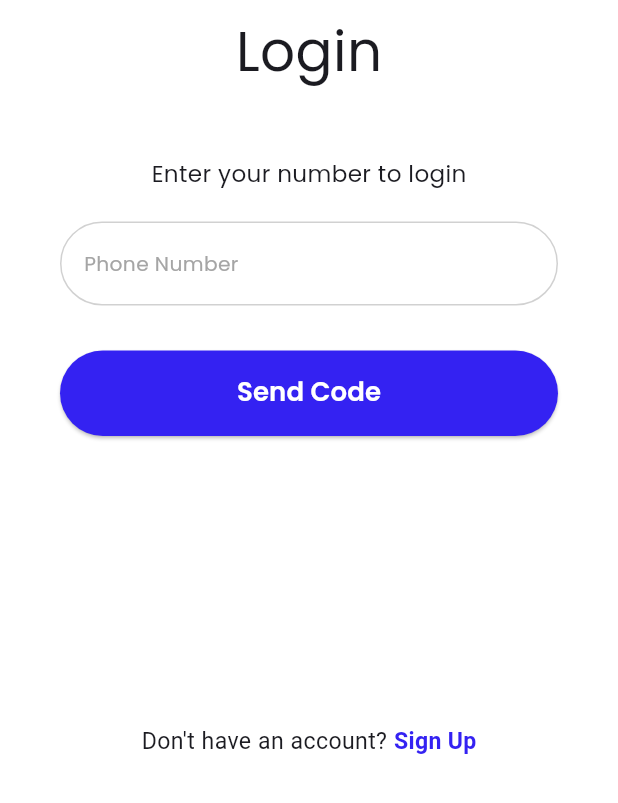
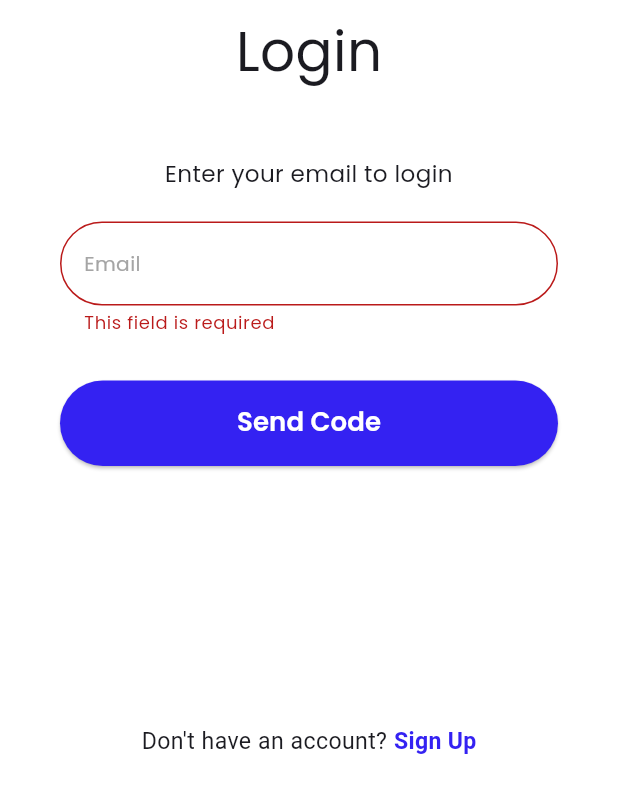
Before and after one commit to AmmarZeineh/mashena_rider, a Flutter app: the LoginView screen opened by its route, after a tap on "Send Code", on a phone screen of 412 x 824 dp, the part 433-1236 px from its top. Run offline on Flutter 3.47's test engine with Material 3 defaults, Android fonts, the phone set to English and light mode, and no system bars; our stand-ins replace connectivity_plus, dio, dots_indicator, flutter_dotenv, flutter_screenutil, get_it and 3 more; accounts and stored records are empty.

Commit message:
change login to email and add validator

```diff
--- a/lib/app/config/env.dart
+++ b/lib/app/config/env.dart
@@ -1,8 +1,10 @@
+import 'package:flutter_dotenv/flutter_dotenv.dart';
+
 final class Env {
   const Env._();
 
-  // بدّلها لاحقاً بـ --dart-define إذا بدك
-  static const String baseUrl = 'https://api.example.com';
+  static String get baseUrl => dotenv.env['BASE_URL'] ?? '';
+  static String get apiKey => dotenv.env['API_KEY'] ?? '';
 
   static const Duration connectTimeout = Duration(seconds: 15);
   static const Duration receiveTimeout = Duration(seconds: 20);
--- /dev/null
+++ b/lib/core/enums/validation_error.dart
@@ -0,0 +1,9 @@
+enum ValidationError {
+  requiredField,
+  invalidEmail,
+  weakPassword,
+  invalidPhone,
+  minLength,
+  maxLength,
+  otpInvalid,
+}
--- a/lib/core/l10n/app_localizations.dart
+++ b/lib/core/l10n/app_localizations.dart
@@ -229,6 +229,24 @@ abstract class S {
   /// **'Enter your number to login'**
   String get enterYourNumberLogin;
 
+  /// No description provided for @enterYourNumberRegister.
+  ///
+  /// In en, this message translates to:
+  /// **'Enter your number to sign up'**
+  String get enterYourNumberRegister;
+
+  /// No description provided for @enterYourEmailLogin.
+  ///
+  /// In en, this message translates to:
+  /// **'Enter your email to login'**
+  String get enterYourEmailLogin;
+
+  /// No description provided for @enterYourEmailRegister.
+  ///
+  /// In en, this message translates to:
+  /// **'Enter your email to sign up'**
+  String get enterYourEmailRegister;
+
   /// No description provided for @authRegister.
   ///
   /// In en, this message translates to:
@@ -445,11 +463,11 @@ abstract class S {
   /// **'Name'**
   String get profileName;
 
-  /// No description provided for @profileEmail.
+  /// No description provided for @email.
   ///
   /// In en, this message translates to:
   /// **'Email'**
-  String get profileEmail;
+  String get email;
 
   /// No description provided for @profileLanguage.
   ///
@@ -612,6 +630,48 @@ abstract class S {
   /// In en, this message translates to:
   /// **'Cache error'**
   String get cacheError;
+
+  /// No description provided for @validationRequired.
+  ///
+  /// In en, this message translates to:
+  /// **'This field is required'**
+  String get validationRequired;
+
+  /// No description provided for @validationInvalidEmail.
+  ///
+  /// In en, this message translates to:
+  /// **'Invalid email'**
+  String get validationInvalidEmail;
+
+  /// No description provided for @validationInvalidPhone.
+  ///
+  /// In en, this message translates to:
+  /// **'Invalid phone number'**
+  String get validationInvalidPhone;
+
+  /// No description provided for @validationWeakPassword.
+  ///
+  /// In en, this message translates to:
+  /// **'Weak password (uppercase, lowercase, number, symbol)'**
+  String get validationWeakPassword;
+
+  /// No description provided for @validationOtpInvalid.
+  ///
+  /// In en, this message translates to:
+  /// **'Invalid code'**
+  String get validationOtpInvalid;
+
+  /// No description provided for @validationMinLength.
+  ///
+  /// In en, this message translates to:
+  /// **'Minimum {min} characters'**
+  String validationMinLength(int min);
+
+  /// No description provided for @validationMaxLength.
+  ///
+  /// In en, this message translates to:
+  /// **'Maximum {max} characters'**
+  String validationMaxLength(int max);
 }
 
 class _SDelegate extends LocalizationsDelegate<S> {
--- /dev/null
+++ b/lib/core/l10n/validation_localizer.dart
@@ -0,0 +1,22 @@
+import 'package:flutter/widgets.dart';
+import 'package:mashena_rider/core/enums/validation_error.dart';
+import 'package:mashena_rider/core/l10n/app_localizations.dart';
+
+String validationText(
+  BuildContext context,
+  ValidationError error, {
+  int? min,
+  int? max,
+}) {
+  final s = S.of(context);
+
+  return switch (error) {
+    ValidationError.requiredField => s.validationRequired,
+    ValidationError.invalidEmail => s.validationInvalidEmail,
+    ValidationError.invalidPhone => s.validationInvalidPhone,
+    ValidationError.weakPassword => s.validationWeakPassword,
+    ValidationError.minLength => s.validationMinLength(min ?? 0),
+    ValidationError.maxLength => s.validationMaxLength(max ?? 0),
+    ValidationError.otpInvalid => s.validationOtpInvalid,
+  };
+}
--- /dev/null
+++ b/lib/core/widgets/custom_form_field.dart
@@ -0,0 +1,50 @@
+import 'package:flutter/material.dart';
+import 'package:mashena_rider/core/theme/app_colors.dart';
+import 'package:mashena_rider/core/utils/app_font_styles.dart';
+
+class CustomFormField extends StatelessWidget {
+  const CustomFormField({
+    super.key,
+    this.prefix,
+    this.sufix,
+    required this.hint,
+    this.keyboardType,
+    this.validator,
+    this.onSaved,
+    this.onChanged,
+  });
+  final Widget? prefix, sufix;
+  final String hint;
+  final TextInputType? keyboardType;
+  final String? Function(String?)? validator;
+  final void Function(String?)? onSaved;
+  final void Function(String)? onChanged;
+
+  @override
+  Widget build(BuildContext context) {
+    return TextFormField(
+      onChanged: onChanged,
+      onSaved: onSaved,
+      keyboardType: keyboardType,
+      validator: validator,
+      decoration: InputDecoration(
+        prefix: prefix,
+        suffix: sufix,
+        hint: Text(
+          hint,
+          style: AppTextStyles.w400_14.copyWith(color: AppColors.textGrey),
+        ),
+        focusedBorder: _buildBorder(),
+        border: _buildBorder(),
+        enabledBorder: _buildBorder(),
+      ),
+    );
+  }
+
+  OutlineInputBorder _buildBorder() {
+    return OutlineInputBorder(
+      borderSide: BorderSide(color: AppColors.textFieldBorderColor),
+      borderRadius: BorderRadius.circular(50),
+    );
+  }
+}
--- a/lib/features/auth/presentation/widgets/login_view_body.dart
+++ b/lib/features/auth/presentation/widgets/login_view_body.dart
@@ -1,57 +1,100 @@
 import 'package:flutter/material.dart';
 import 'package:mashena_rider/core/common/extensions/responsive_context_x.dart';
 import 'package:mashena_rider/core/l10n/app_localizations.dart';
+import 'package:mashena_rider/core/l10n/validation_localizer.dart';
 import 'package:mashena_rider/core/theme/app_colors.dart';
 import 'package:mashena_rider/core/utils/app_font_styles.dart';
 import 'package:mashena_rider/core/utils/app_images.dart';
 import 'package:mashena_rider/core/utils/responsive_utils.dart';
+import 'package:mashena_rider/core/utils/validators.dart';
 import 'package:mashena_rider/core/widgets/custom_elvated_button.dart';
+import 'package:mashena_rider/core/widgets/custom_form_field.dart';
 
-class LoginViewBody extends StatelessWidget {
+class LoginViewBody extends StatefulWidget {
   const LoginViewBody({super.key});
+
+  @override
+  State<LoginViewBody> createState() => _LoginViewBodyState();
+}
+
+class _LoginViewBodyState extends State<LoginViewBody> {
+  final GlobalKey<FormState> _formKey = GlobalKey<FormState>();
+
+  AutovalidateMode autovalidateMode = AutovalidateMode.disabled;
+  String? email;
 
   @override
   Widget build(BuildContext context) {
     return CustomScrollView(
       slivers: [
         SliverFillRemaining(
+          hasScrollBody: true,
+          child: Form(
+            key: _formKey,
+            autovalidateMode: autovalidateMode,
             child: Column(
-            crossAxisAlignment: .center,
-            mainAxisAlignment: .center,
+              crossAxisAlignment: CrossAxisAlignment.center,
               children: [
-              SizedBox(
-                width: double.infinity,
-                height: context.screenHeight * 0.1,
-              ),
+                SizedBox(height: context.screenHeight * 0.1),
+
                 Image.asset(
                   Assets.imagesLogo,
                   height: context.screenHeight * 0.25,
                 ),
+
                 SizedBox(height: AppResponsive.h(10)),
                 Text(S.of(context).authLogin, style: AppTextStyles.w400_38),
-              SizedBox(height: 45),
+
+                const SizedBox(height: 45),
+
                 Text(
-                S.of(context).enterYourNumberLogin,
+                  S.of(context).enterYourEmailLogin,
                   style: AppTextStyles.w400_16,
+                  textAlign: TextAlign.center,
                 ),
-              SizedBox(height: 20),
+
+                const SizedBox(height: 20),
+
                 Padding(
-                padding: EdgeInsets.symmetric(horizontal: 40),
-                child: CustomFormField(hint: S.of(context).authPhone),
+                  padding: const EdgeInsets.symmetric(horizontal: 40),
+                  child: CustomFormField(
+                    onSaved: (value) => email = value,
+                    validator: (value) {
+                      final err = Validators.email(value);
+                      return err == null ? null : validationText(context, err);
+                    },
+                    hint: S.of(context).email,
+                    keyboardType: TextInputType.emailAddress,
                   ),
-              SizedBox(height: 30),
-              SizedBox(
+                ),
+
+                const SizedBox(height: 30),
+
+                Padding(
+                  padding: const EdgeInsets.symmetric(horizontal: 40),
+                  child: SizedBox(
                     width: double.infinity,
-                child: Padding(
-                  padding: const EdgeInsets.symmetric(horizontal: 40),
                     child: CustomElevatedButton(
                       title: S.of(context).authSendCode,
-                    onPressed: () {},
+                      onPressed: () {
+                        setState(() {
+                          autovalidateMode = AutovalidateMode.always;
+                        });
+
+                        final ok = _formKey.currentState?.validate() ?? false;
+                        if (!ok) return;
+
+                        _formKey.currentState?.save();
+                      },
                     ),
                   ),
                 ),
-              Spacer(),
-              Text.rich(
+
+                const Spacer(),
+
+                Padding(
+                  padding: const EdgeInsets.only(bottom: 30),
+                  child: Text.rich(
                     TextSpan(
                       children: [
                         TextSpan(
@@ -67,47 +110,12 @@ class LoginViewBody extends StatelessWidget {
                       ],
                     ),
                   ),
-
-              SizedBox(height: 30),
+                ),
               ],
+            ),
           ),
         ),
       ],
     );
   }
 }
-
-class CustomFormField extends StatelessWidget {
-  const CustomFormField({
-    super.key,
-    this.prefix,
-    this.sufix,
-    required this.hint,
-  });
-  final Widget? prefix, sufix;
-  final String hint;
-
-  @override
-  Widget build(BuildContext context) {
-    return TextFormField(
-      decoration: InputDecoration(
-        prefix: prefix,
-        suffix: sufix,
-        hint: Text(
-          hint,
-          style: AppTextStyles.w400_14.copyWith(color: AppColors.textGrey),
-        ),
-        focusedBorder: _buildBorder(),
-        border: _buildBorder(),
-        enabledBorder: _buildBorder(),
-      ),
-    );
-  }
-
-  OutlineInputBorder _buildBorder() {
-    return OutlineInputBorder(
-      borderSide: BorderSide(color: AppColors.textFieldBorderColor),
-      borderRadius: BorderRadius.circular(50),
-    );
-  }
-}
--- a/lib/main.dart
+++ b/lib/main.dart
@@ -1,10 +1,11 @@
 import 'package:flutter/material.dart';
+import 'package:flutter_dotenv/flutter_dotenv.dart';
 import 'package:flutter_screenutil/flutter_screenutil.dart';
 
 import 'app/app.dart';
 
 Future<void> main() async {
   WidgetsFlutterBinding.ensureInitialized();
-
+  await dotenv.load(fileName: '.env');
   runApp(ScreenUtilInit(designSize: Size(428, 926), child: const App()));
 }
```
Also changed, not shown: lib/app/di/injector.dart (+11 -2 lines), lib/core/l10n/app_ar.arb (+26 -2 lines), lib/core/l10n/app_en.arb (+26 -2 lines), lib/core/l10n/app_localizations_ar.dart (+36 -1 lines), lib/core/l10n/app_localizations_en.dart (+36 -1 lines), lib/core/storage/local_storage.dart (+10 -28 lines), lib/core/storage/local_storage_impl.dart (added, +85 -0 lines), lib/core/utils/validators.dart (+34 -151 lines), pubspec.yaml (+5 -4 lines), pubspec.lock, 1 other file. Lines whose indentation alone changed are shown as unchanged.
